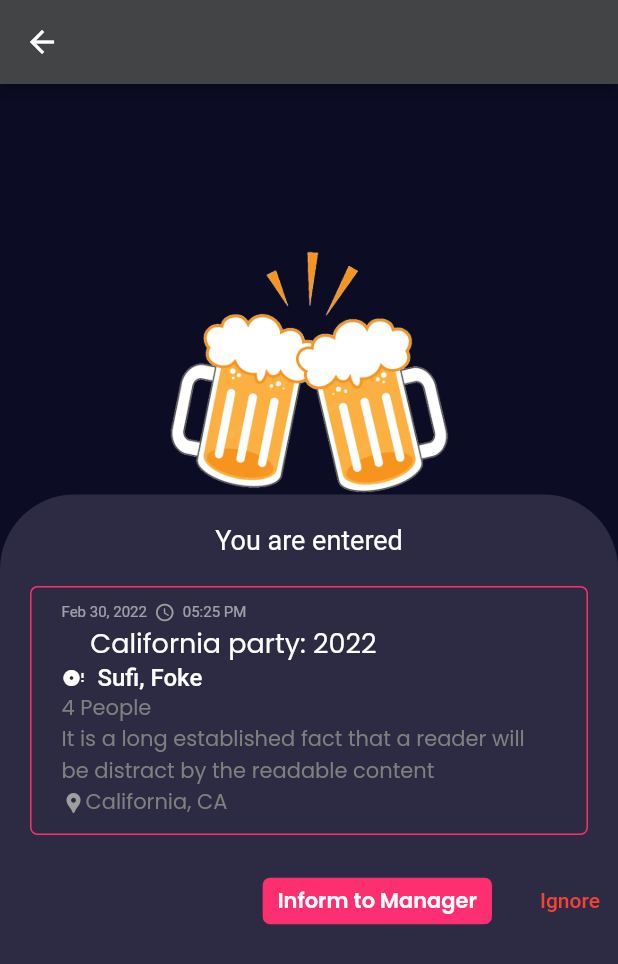
After one commit to partywitty/guest, a Flutter app: the qrFirstScreen screen opened directly, on a phone screen of 412 x 824 dp. The commit adds this screen. Shown: the top 964 px of the screen. Run offline on Flutter 3.47's test engine with Material 2 defaults, Android fonts, the light colour scheme and no system bars; our stand-ins replace carousel_slider, confetti, dotted_border, firebase_auth, firebase_core, firebase_messaging and 19 more; missing offline and left inert: cc_avenue, flutter_cached_pdfview, flutter_facebook_auth, otpless_flutter, popup_menu, qr_code_scanner and 1 more; accounts and stored records are empty.

Commit message:
qr Screen

```diff
--- a/lib/Auth/login1.dart
+++ b/lib/Auth/login1.dart
@@ -4,17 +4,13 @@ import 'package:firebase_messaging/firebase_messaging.dart';
 import 'package:flutter/material.dart';
 import 'package:flutter_facebook_auth/flutter_facebook_auth.dart';
 import 'package:google_sign_in/google_sign_in.dart';
-import 'package:google_fonts/google_fonts.dart';
 import 'package:partywitty_guest/Api_service/API_link.dart';
-import 'package:partywitty_guest/Api_service/login_api.dart';
 import 'package:partywitty_guest/Utils/sharepref.dart';
 import 'package:get/get.dart';
 import 'package:scratcher/widgets.dart';
 import '../Screen/dashBoardScreen.dart';
 import '../Utils/Styles.dart';
-import '../Utils/commonStyles.dart';
 import 'package:http/http.dart' as http;
-import 'forgetPassword.dart';
 import 'login_page.dart';
 
 
--- a/lib/Auth/login_page.dart
+++ b/lib/Auth/login_page.dart
@@ -435,7 +435,7 @@ class _Login_pageState extends State<Login_page> {
                       ),
                     ]),
                   ),
-                )
+                ),
               ],
             ),
             // ),
--- a/lib/Auth/signup.dart
+++ b/lib/Auth/signup.dart
@@ -1,5 +1,4 @@
 import 'dart:convert';
-
 import 'package:firebase_auth/firebase_auth.dart';
 import 'package:flutter/material.dart';
 import 'package:flutter/services.dart';
@@ -12,7 +11,6 @@ import '../Screen/dashBoardScreen.dart';
 import '../Utils/Styles.dart';
 import '../Utils/commonStyles.dart';
 import 'package:http/http.dart' as http;
-
 import '../Utils/sharepref.dart';
 
 class SignUp extends StatefulWidget {
--- /dev/null
+++ b/lib/Screen/Scan/QrFirst.dart
@@ -0,0 +1,115 @@
+
+
+// ignore_for_file: camel_case_types
+
+import 'package:flutter/material.dart';
+import 'package:get/get.dart';
+import 'package:google_fonts/google_fonts.dart';
+import '../../Utils/Styles.dart';
+
+class qrFirstScreen extends StatefulWidget {
+  const qrFirstScreen({Key? key}) : super(key: key);
+
+  @override
+  State<qrFirstScreen> createState() => _qrFirstScreenState();
+}
+
+class _qrFirstScreenState extends State<qrFirstScreen> {
+  final double _height = Get.height, _width = Get.width;
+  @override
+  Widget build(BuildContext context) {
+    return Scaffold(
+      backgroundColor: cardBackGround,
+      appBar: AppBar(
+        backgroundColor: timeColor,
+      ),
+      body: Column(
+        children: [
+          const Spacer(),
+          Image.asset('assest/cheer.png',fit: BoxFit.fill,height: _height*0.20,),
+          Positioned(
+            top: 10,
+            left: 8,
+            child: Padding(
+              padding: const EdgeInsets.only(bottom: 0),
+              child: Container(
+                height: _height*0.60,
+                width: _width,
+                decoration: const BoxDecoration(
+                  color: bottomBarColor,
+                  borderRadius: BorderRadius.only(
+                      topRight: Radius.circular(50),
+                      topLeft: Radius.circular(50)),
+                ),
+                child: Column(
+                    children: [
+                      const SizedBox(height: 20.0),
+                      const Text("You are entered",style: bigTitle),
+                      const SizedBox(height: 20.0),
+                      Container(
+                        margin: const EdgeInsets.symmetric(horizontal: 20),
+                        padding: const EdgeInsets.symmetric(vertical: 10.0,horizontal: 20.0),
+                        decoration: BoxDecoration(
+                          border: Border.all(color: appColor),
+                          borderRadius: BorderRadius.circular(5.0)
+                        ),
+                        child: Column(
+                          crossAxisAlignment: CrossAxisAlignment.start,
+                          children: [
+                            Row(
+                              children: const [
+                                Text("Feb 30, 2022  ",style: cardGreyText),
+                                Icon(Icons.access_time_rounded,color: Colors.grey,size: 14),
+                                Text("  05:25 PM",style: cardGreyText),
+                              ],
+                            ),
+                            Text("    California party: 2022",style: GoogleFonts.poppins(textStyle: bigTitle)),
+                            Row(
+                              children: const [
+                                Icon(Icons.disc_full,color: Colors.white,size: 16),
+                                Text("  Sufi, Foke",style: cardTitle),
+                              ],
+                            ),
+                            Text("4 People",style: GoogleFonts.poppins(textStyle: bottomText)),
+                            Text("It is a long established fact that a reader will be distract by the readable content ",style: GoogleFonts.poppins(textStyle: bottomText)),
+                            Row(
+                              children: [
+                                const Icon(Icons.location_pin,color: Colors.grey,size: 16),
+                                Text("California, CA",style: GoogleFonts.poppins(textStyle: bottomText)),
+                              ],
+                            ),
+                          ],
+                        ),
+                      ),
+                      const SizedBox(height: 20.0),
+                      Row(
+                        mainAxisAlignment: MainAxisAlignment.end,
+                        children: [
+                          GestureDetector(
+                            onTap: (){},
+                            child: Container(
+                              padding: const EdgeInsets.symmetric(horizontal: 10,vertical: 5.0),
+                              alignment: Alignment.center,
+                              decoration: const BoxDecoration(
+                                color: appColor,
+                                borderRadius: BorderRadius.all(Radius.circular(5.0)),
+                              ),
+                              child: Text('Inform to Manager', style: GoogleFonts.poppins(textStyle: buttonText)),
+                            ),
+                          ),
+                          const SizedBox(width: 20.0),
+                          TextButton(
+                              onPressed: (){}
+                              , child: const Text("Ignore",style: cardRupeeRed,))
+                        ],
+                      ),
+                    ]
+                ),
+              ),
+            ),
+          ),
+        ],
+      ),
+    );
+  }
+}
```
